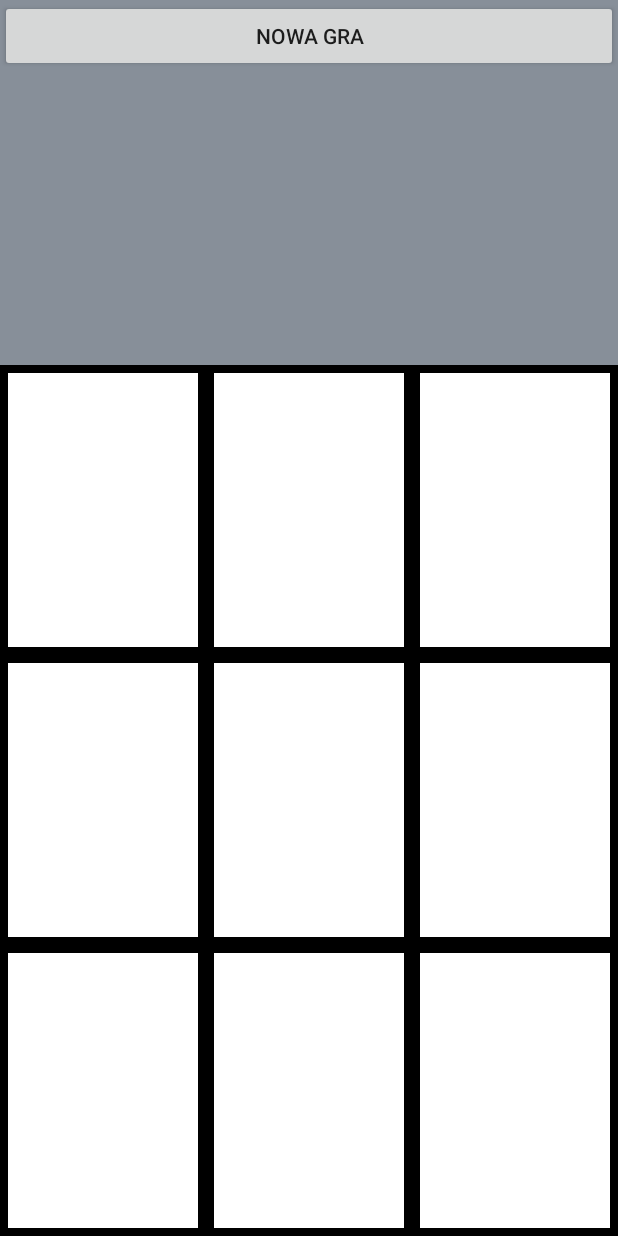
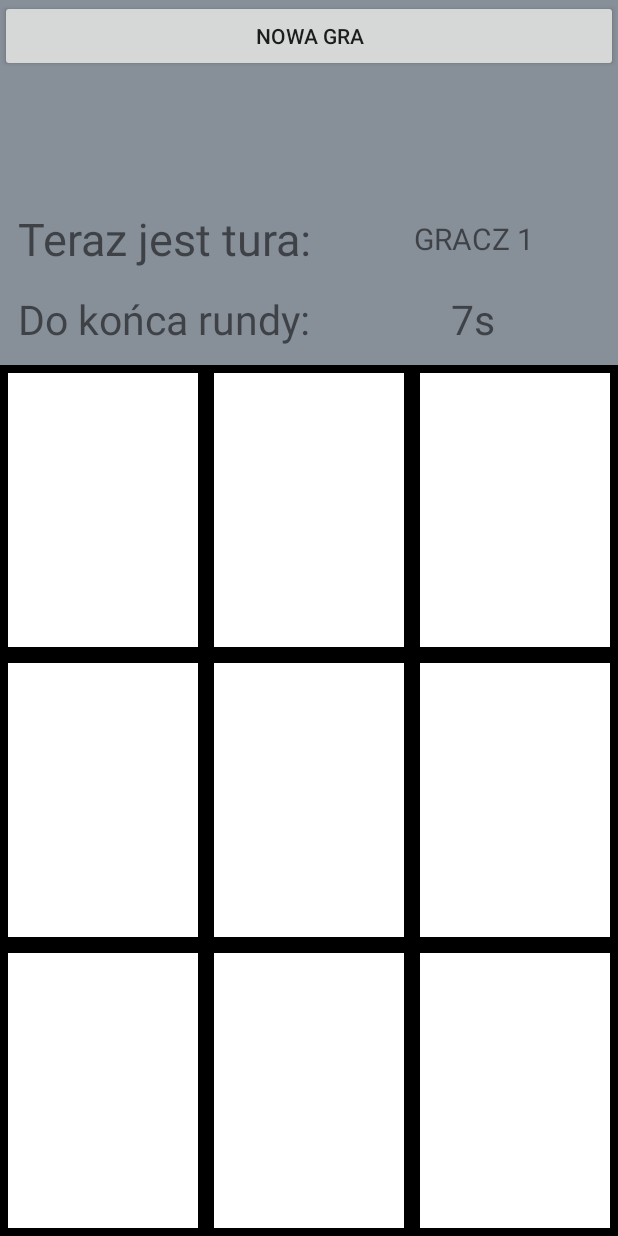
Before and after one commit to mkoczur93/AndroidGraKolkoikrzyzyk, an Android app: the screen it shows after launch (Main2Activity), after a tap on "NOWA GRA", on a phone screen of 412 x 824 dp. Run offline under Robolectric (Android 15) with nearby library versions, the phone set to English and light mode, and no system bars.

Commit message:
Dodanie Timera roundy,strata kolejki + dokonczenie zmiany tekstowej nickow graczy

```diff
--- a/Kolkoikrzyzyk/app/src/main/java/com/example/kolkoikrzyzyk/Main2Activity.java
+++ b/Kolkoikrzyzyk/app/src/main/java/com/example/kolkoikrzyzyk/Main2Activity.java
@@ -1,13 +1,17 @@
 package com.example.kolkoikrzyzyk;
 
 import android.content.Intent;
+import android.os.AsyncTask;
 import android.support.v7.app.AppCompatActivity;
 import android.os.Bundle;
 import android.view.View;
 import android.widget.Button;
 import android.widget.ImageView;
+import android.widget.ProgressBar;
 import android.widget.TextView;
 import android.widget.Toast;
+
+import java.util.TimerTask;
 
 public class Main2Activity extends AppCompatActivity {
 
@@ -34,7 +38,15 @@ int image8 = 0;
 int image9 = 0;
 TextView text;
 TextView text1;
-
+String name3;
+String name4;
+TextView gracz;
+TextView timer;
+Thread pierwszy;
+int koniec = 0;
+int liczba = 10;
+int czas = 10;
+int stop = 0;
 
 
 
@@ -47,9 +59,10 @@ TextView text1;
         getSupportActionBar().hide();
 
         String name1 = getIntent().getStringExtra("name1");
-        Toast.makeText(this,name1, Toast.LENGTH_SHORT).show();
+        name3 = name1;
         String name2 = getIntent().getStringExtra("name2");
-        Toast.makeText(this,name2, Toast.LENGTH_SHORT).show();
+        name4 = name2;
+
 
         button2 = (Button) findViewById (R.id.button2);
         button2.setOnClickListener(new View.OnClickListener() {
@@ -57,6 +70,9 @@ TextView text1;
             public void onClick(View v) {
 
                 Intent intent = new Intent (Main2Activity.this, Main2Activity.class);
+                intent.putExtra("name1", name3);
+                intent.putExtra("name2", name4);
+                finish();
                 startActivity(intent);
 
 
@@ -70,6 +86,9 @@ TextView text1;
             public void onClick(View v) {
                 image1 = zmienwartosc(image1);
                 image(imageView1);
+                stop = 1;
+                koniec();
+                thread1();
 
 
 
@@ -85,6 +104,10 @@ TextView text1;
 
                 image2 = zmienwartosc(image2);
                 image(imageView2);
+                stop = 1;
+                koniec();
+                thread1();
+
 
             }
         });
@@ -95,6 +118,10 @@ TextView text1;
             public void onClick(View v) {
                 image3 = zmienwartosc(image3);
                 image(imageView3);
+                stop = 1;
+                koniec();
+                thread1();
+
 
             }
         });
@@ -105,6 +132,10 @@ TextView text1;
             public void onClick(View v) {
                 image4 = zmienwartosc(image4);
                 image(imageView4);
+                stop = 1;
+                koniec();
+                thread1();
+
 
             }
         });
@@ -115,6 +146,10 @@ TextView text1;
             public void onClick(View v) {
                 image5 = zmienwartosc(image5);
                 image(imageView5);
+                stop = 1;
+                koniec();
+                thread1();
+
 
             }
         });
@@ -125,6 +160,10 @@ TextView text1;
             public void onClick(View v) {
                 image6 = zmienwartosc(image6);
                 image(imageView6);
+                stop = 1;
+                koniec();
+                thread1();
+
 
             }
         });
@@ -135,6 +174,10 @@ TextView text1;
             public void onClick(View v) {
                 image7 = zmienwartosc(image7);
                 image(imageView7);
+                stop = 1;
+                koniec();
+                thread1();
+
 
             }
         });
@@ -145,6 +188,10 @@ TextView text1;
             public void onClick(View v) {
                 image8 = zmienwartosc(image8);
                 image(imageView8);
+                stop = 1;
+                koniec();
+                thread1();
+
 
             }
         });
@@ -155,15 +202,21 @@ TextView text1;
             public void onClick(View v) {
                 image9 = zmienwartosc(image9);
                 image(imageView9);
+                stop = 1;
+                koniec();
+                thread1();
+
 
             }
         });
 
         text = (TextView) findViewById (R.id.text);
         text1 = (TextView) findViewById (R.id.text1);
-
-
-    }
+        gracz = (TextView) findViewById (R.id.gracz);
+        timer = (TextView) findViewById (R.id.timer);
+        gracz.setText(name3);
+        thread1();
+    }///
 
    void image(ImageView wartosc)
     {
@@ -172,6 +225,10 @@ TextView text1;
             wartosc.setClickable(false);
             licznik++;
             wynik();
+            gracz.setText(name4);
+
+
+
 
         }
         else
@@ -180,6 +237,7 @@ TextView text1;
             wartosc.setClickable(false);
             licznik++;
             wynik();
+            gracz.setText(name3);
         }
 
 
@@ -220,6 +278,8 @@ TextView text1;
         {
            Click();
             text.setText("Wygral:");
+            text1.setText(name3);
+            koniec = 1;
 
 
 
@@ -237,6 +297,8 @@ TextView text1;
         {
             Click();
             text.setText("Wygral:");
+            text1.setText(name4);
+            koniec = 1;
 
 
         }
@@ -247,6 +309,8 @@ TextView text1;
         {
 
             text.setText("Remis ! :)");
+            koniec = 1;
+
         }
     };
 
@@ -263,5 +327,81 @@ TextView text1;
         imageView9.setClickable(false);
     };
 
+    void koniec()
+    {
+        if(koniec==0)
+        {
+            liczba = czas;
+            timer.setText((liczba)+"s");
+        }
+
+        else
+        {
+            if(licznik % 2 == 0)
+                gracz.setText(name4);
+            else
+                gracz.setText(name3);
+
+        }
+    };
+
+    void thread1() {
+        Thread pierwszy = new Thread() {
+            @Override
+            public void run() {
+                while (stop == 0 && liczba >= 2 && koniec == 0){
+                    try {
+
+                        Thread.sleep(1000);
+
+                        runOnUiThread(new Runnable() {
+                            @Override
+                            public void run() {
+                                liczba--;
+                                timer.setText(String.valueOf(liczba + "s"));
+                            }
+                        });
+
+                    } catch (InterruptedException e) {
+                        e.printStackTrace();
+                    }
+                }
+                if (stop == 1)
+                stop = 0;
+                else if (koniec == 1)
+                {
+
+                }
+                else{
+                    runOnUiThread(new Runnable() {
+                        @Override
+                        public void run() {
+                            licznik++;
+                            liczba = czas;;
+                            timer.setText(String.valueOf(liczba + "s"));
+                            if(gracz.getText() == name4)
+                            {
+                                gracz.setText(name3);
+                                thread1();
+                            }
+                            else
+                            {
+                                gracz.setText(name4);
+                                thread1();
+                            }
+                        }
+                    });
+                }
+
+
+
+            }
+        };
+
+        pierwszy.start();
+    }
+
+
+
 
 }
--- a/Kolkoikrzyzyk/app/src/main/res/layout/activity_main2.xml
+++ b/Kolkoikrzyzyk/app/src/main/res/layout/activity_main2.xml
@@ -38,6 +38,60 @@
             android:text=""
             android:textColor="@android:color/black"
             android:textSize="30dp" />
+
+        <LinearLayout
+            android:layout_width="match_parent"
+            android:layout_height="match_parent"
+            android:orientation="horizontal">
+
+            <LinearLayout
+                android:layout_width="82dp"
+                android:layout_height="match_parent"
+                android:layout_weight="1"
+                android:orientation="vertical">
+
+                <TextView
+                    android:id="@+id/runda"
+                    android:layout_width="match_parent"
+                    android:layout_height="46dp"
+                    android:text="Teraz jest tura:"
+                    android:textSize="30sp"
+                    android:gravity="center"/>
+
+                <TextView
+                    android:id="@+id/runda1"
+                    android:layout_width="match_parent"
+                    android:layout_height="62dp"
+                    android:text="Do końca rundy:"
+                    android:textSize="27sp"
+                    android:gravity="center"/>
+
+            </LinearLayout>
+
+            <LinearLayout
+                android:layout_width="56dp"
+                android:layout_height="match_parent"
+                android:layout_weight="1"
+                android:orientation="vertical"
+                >
+
+                <TextView
+                    android:id="@+id/gracz"
+                    android:layout_width="match_parent"
+                    android:layout_height="46dp"
+                    android:textSize="20sp"
+                    android:gravity="center"/>
+
+                <TextView
+                    android:id="@+id/timer"
+                    android:layout_width="match_parent"
+                    android:layout_height="62dp"
+                    android:text="10s"
+                    android:textSize="27sp"
+                    android:gravity="center"/>
+            </LinearLayout>
+        </LinearLayout>
+
     </LinearLayout>
 
     <LinearLayout
```
